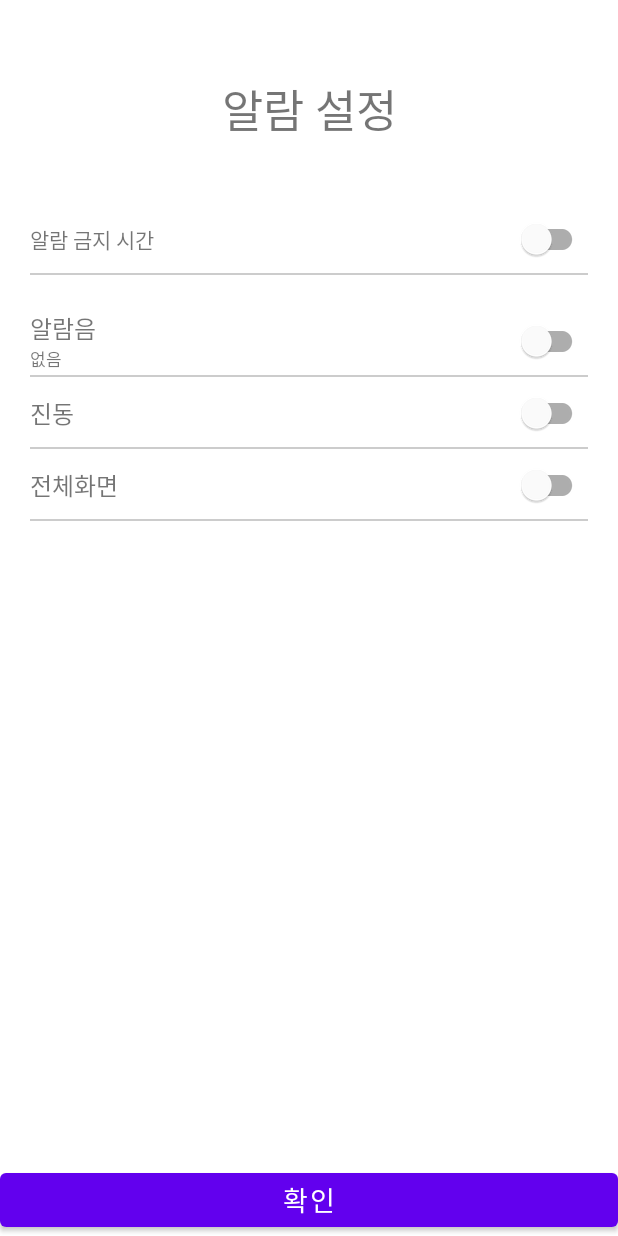
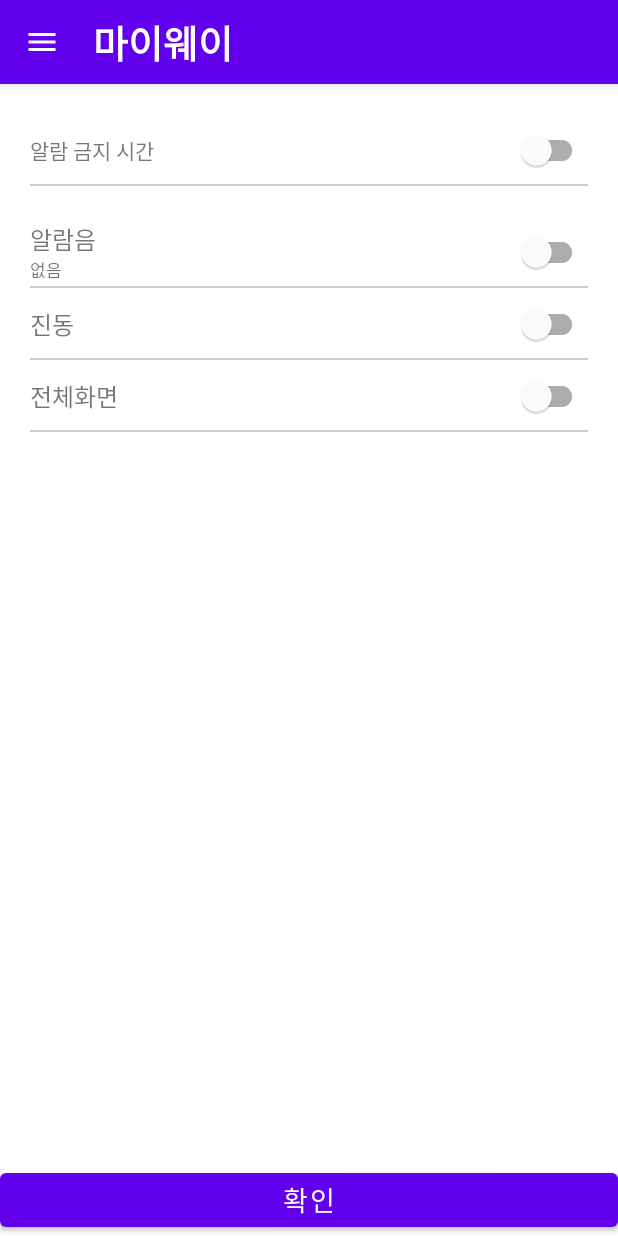
Before and after one commit to DevJaewoo/its-my-waye, an Android app: the layout activity_alarm_edit.xml on its own in the app's theme, with its tools: preview values and no code run, on a phone screen of 412 x 824 dp. Run offline under Robolectric (Android 15) with nearby library versions, the phone set to English and light mode, and no system bars.

Commit message:
AlarmEditActivity 상단 Toolbar 추가

```diff
--- /dev/null
+++ b/app/src/main/res/drawable/ic_baseline_chevron_left_24.xml
@@ -0,0 +1,5 @@
+<vector android:height="24dp" android:tint="#000000"
+    android:viewportHeight="24" android:viewportWidth="24"
+    android:width="24dp" xmlns:android="http://schemas.android.com/apk/res/android">
+    <path android:fillColor="@android:color/white" android:pathData="M15.41,7.41L14,6l-6,6 6,6 1.41,-1.41L10.83,12z"/>
+</vector>
--- a/app/src/main/res/layout/activity_alarm_edit.xml
+++ b/app/src/main/res/layout/activity_alarm_edit.xml
@@ -7,13 +7,20 @@
     tools:context=".AlarmEditActivity"
     tools:ignore="SpeakableTextPresentCheck">
 
+    <include
+        android:id="@+id/toolbar"
+        layout="@layout/toolbar"
+        app:layout_constraintEnd_toEndOf="parent"
+        app:layout_constraintStart_toStartOf="parent"
+        app:layout_constraintTop_toTopOf="parent" />
+
     <androidx.constraintlayout.widget.ConstraintLayout
         android:layout_width="match_parent"
         android:layout_height="0dp"
+        app:layout_constraintTop_toBottomOf="@+id/toolbar"
         app:layout_constraintBottom_toTopOf="@+id/btn_alarm_edit_confirm"
         app:layout_constraintEnd_toEndOf="parent"
-        app:layout_constraintStart_toStartOf="parent"
-        app:layout_constraintTop_toTopOf="parent">
+        app:layout_constraintStart_toStartOf="parent">
 
         <ScrollView
             android:layout_width="match_parent"
@@ -28,25 +35,14 @@
                 android:layout_marginStart="20dp"
                 android:layout_marginEnd="20dp">
 
-                <TextView
-                    android:id="@+id/tv_alarm_edit_name"
-                    android:layout_width="wrap_content"
-                    android:layout_height="wrap_content"
-                    android:layout_marginTop="50dp"
-                    android:text="알람 설정"
-                    android:textSize="30sp"
-                    app:layout_constraintEnd_toEndOf="parent"
-                    app:layout_constraintStart_toStartOf="parent"
-                    app:layout_constraintTop_toTopOf="parent" />
-
                 <androidx.constraintlayout.widget.ConstraintLayout
                     android:id="@+id/constraintLayout"
                     android:layout_width="match_parent"
                     android:layout_height="match_parent"
-                    android:layout_marginTop="40dp"
+                    android:layout_marginTop="20dp"
                     app:layout_constraintEnd_toEndOf="parent"
                     app:layout_constraintStart_toStartOf="parent"
-                    app:layout_constraintTop_toBottomOf="@+id/tv_alarm_edit_name">
+                    app:layout_constraintTop_toTopOf="parent">
 
                     <TextView
                         android:id="@+id/textView2"
--- /dev/null
+++ b/app/src/main/res/layout/activity_alarm_select.xml
@@ -0,0 +1,6 @@
+<?xml version="1.0" encoding="utf-8"?>
+<androidx.constraintlayout.widget.ConstraintLayout xmlns:android="http://schemas.android.com/apk/res/android"
+    android:layout_width="match_parent"
+    android:layout_height="match_parent">
+
+</androidx.constraintlayout.widget.ConstraintLayout>
--- a/app/src/main/res/layout/toolbar.xml
+++ b/app/src/main/res/layout/toolbar.xml
@@ -27,6 +27,7 @@
             app:tint="@color/white" />
 
         <TextView
+            android:id="@+id/tvToolbar"
             android:layout_width="wrap_content"
             android:layout_height="wrap_content"
             android:layout_gravity="center_vertical"
```
Also changed, not shown: app/src/main/java/com/devjaewoo/itsmywaye/AlarmEditActivity.kt (+10 -0 lines).
